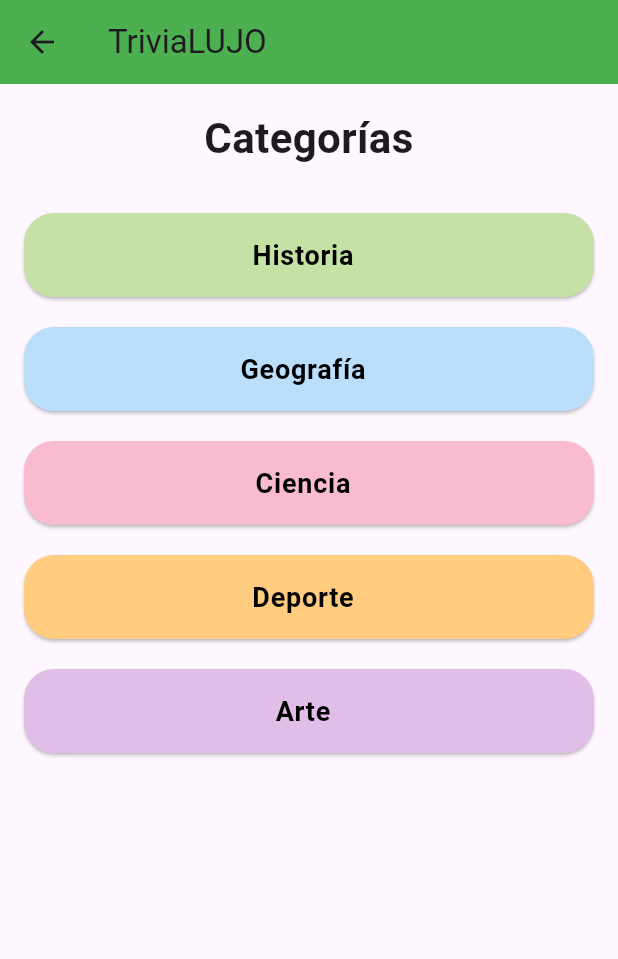
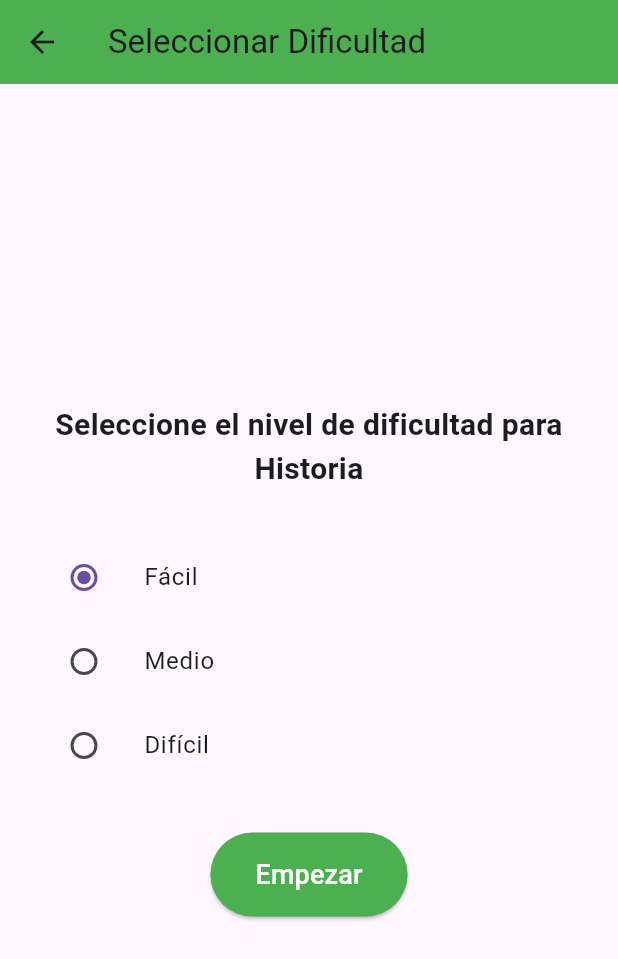
Before and after one commit to Sluu05/Proyecto_Final_LP, a Flutter app: the CategoriesScreen screen opened directly, after a tap on "Historia", on a phone screen of 412 x 824 dp. Shown: the top 959 px of the screen. Run offline on Flutter 3.47's test engine with Material 3 defaults, Android fonts, the phone set to English and light mode, and no system bars.

Commit message:
agregando pantallas y actualizando las demas

```diff
--- a/lib/Screens/CategoriesScreen.dart
+++ b/lib/Screens/CategoriesScreen.dart
@@ -1,4 +1,44 @@
 import 'package:flutter/material.dart';
+import 'dificulty_selecction.dart';
+
+
+class CategoryButton extends StatelessWidget {
+  final String categoryName;
+  final Color color;
+
+  CategoryButton({required this.categoryName, required this.color});
+
+  @override
+  Widget build(BuildContext context) {
+    return Container(
+      margin: EdgeInsets.symmetric(vertical: 8),
+      child: ElevatedButton(
+        style: ElevatedButton.styleFrom(
+          backgroundColor: color,
+          padding: EdgeInsets.symmetric(vertical: 20),
+          shape: RoundedRectangleBorder(
+            borderRadius: BorderRadius.circular(30),
+          ),
+        ),
+        onPressed: () {
+          Navigator.push(
+            context,
+            MaterialPageRoute(
+              builder: (context) => DifficultySelectionScreen(
+                category: categoryName,
+              ),
+            ),
+          );
+        },
+        child: Text(
+          categoryName,
+          style: TextStyle(fontSize: 20, color: Colors.black),
+        ),
+      ),
+    );
+  }
+}
+
 
 class CategoriesScreen extends StatelessWidget {
   final List<String> categories = [
@@ -31,27 +71,9 @@ class CategoriesScreen extends StatelessWidget {
               child: ListView.builder(
                 itemCount: categories.length,
                 itemBuilder: (context, index) {
-                  return Card(
-                    margin: EdgeInsets.symmetric(vertical: 10),
-                    shape: RoundedRectangleBorder(
-                      borderRadius: BorderRadius.circular(20),
-                    ),
+                   return CategoryButton(
+                    categoryName: categories[index],
                     color: _getCategoryColor(index),
-                    child: ListTile(
-                      title: Center(
-                        child: Text(
-                          categories[index],
-                          style: TextStyle(
-                            fontSize: 18,
-                            fontWeight: FontWeight.bold,
-                            color: Colors.black,
-                          ),
-                        ),
-                      ),
-                      onTap: () {
-                        //Apartado de navegaciones
-                      },
-                    ),
                   );
                 },
               ),
@@ -79,33 +101,3 @@ class CategoriesScreen extends StatelessWidget {
     }
   }
 }
-
-class CategoryButton extends StatelessWidget {
-  final String categoryName;
-  final Color color;
-
-  CategoryButton({required this.categoryName, required this.color});
-
-  @override
-  Widget build(BuildContext context) {
-    return Container(
-      margin: EdgeInsets.symmetric(vertical: 8),
-      child: ElevatedButton(
-        style: ElevatedButton.styleFrom(
-          backgroundColor: color,
-          padding: EdgeInsets.symmetric(vertical: 20),
-          shape: RoundedRectangleBorder(
-            borderRadius: BorderRadius.circular(30),
-          ),
-        ),
-        onPressed: () {
-          // Navegar
-        },
-        child: Text(
-          categoryName,
-          style: TextStyle(fontSize: 20, color: Colors.black),
-        ),
-      ),
-    );
-  }
-}
--- a/lib/Screens/HomeScreen.dart
+++ b/lib/Screens/HomeScreen.dart
@@ -32,7 +32,7 @@ class HomeScreen extends StatelessWidget {
                 );
               },
               child: Text(
-                'Comenzar',
+                'Juguemos',
                 style: TextStyle(fontSize: 20, color: Colors.white),
               ),
             ),
--- /dev/null
+++ b/lib/Screens/dificulty_selecction.dart
@@ -0,0 +1,100 @@
+import 'package:flutter/material.dart';
+import 'QuestionsScreen.dart';
+
+class DifficultySelectionScreen extends StatefulWidget {
+  final String category;
+
+  DifficultySelectionScreen({required this.category});
+
+  @override
+  _DifficultySelectionScreenState createState() => _DifficultySelectionScreenState();
+}
+
+class _DifficultySelectionScreenState extends State<DifficultySelectionScreen> {
+  String selectedDifficulty = 'easy';
+
+  @override
+  Widget build(BuildContext context) {
+    return Scaffold(
+      appBar: AppBar(
+        title: Text('Seleccionar Dificultad'),
+        backgroundColor: Colors.green,
+      ),
+      body: Padding(
+        padding: const EdgeInsets.all(16.0),
+        child: Column(
+          mainAxisAlignment: MainAxisAlignment.center,
+          children: [
+            Text(
+              'Seleccione el nivel de dificultad para ${widget.category}',
+              style: TextStyle(fontSize: 20, fontWeight: FontWeight.bold),
+              textAlign: TextAlign.center,
+            ),
+            SizedBox(height: 30),
+            ListTile(
+              title: Text('Fácil'),
+              leading: Radio<String>(
+                value: 'easy',
+                groupValue: selectedDifficulty,
+                onChanged: (value) {
+                  setState(() {
+                    selectedDifficulty = value!;
+                  });
+                },
+              ),
+            ),
+            ListTile(
+              title: Text('Medio'),
+              leading: Radio<String>(
+                value: 'medium',
+                groupValue: selectedDifficulty,
+                onChanged: (value) {
+                  setState(() {
+                    selectedDifficulty = value!;
+                  });
+                },
+              ),
+            ),
+            ListTile(
+              title: Text('Difícil'),
+              leading: Radio<String>(
+                value: 'hard',
+                groupValue: selectedDifficulty,
+                onChanged: (value) {
+                  setState(() {
+                    selectedDifficulty = value!;
+                  });
+                },
+              ),
+            ),
+            SizedBox(height: 30),
+            ElevatedButton(
+              style: ElevatedButton.styleFrom(
+                padding: EdgeInsets.symmetric(vertical: 15, horizontal: 30),
+                shape: RoundedRectangleBorder(
+                  borderRadius: BorderRadius.circular(30),
+                ),
+                backgroundColor: Colors.green,
+              ),
+              onPressed: () {
+                Navigator.push(
+                  context,
+                  MaterialPageRoute(
+                    builder: (context) => QuestionScreen(
+                      category: widget.category,
+                      difficulty: selectedDifficulty,
+                    ),
+                  ),
+                );
+              },
+              child: Text(
+                'Empezar',
+                style: TextStyle(fontSize: 18, color: Colors.white),
+              ),
+            ),
+          ],
+        ),
+      ),
+    );
+  }
+}
--- a/pubspec.yaml
+++ b/pubspec.yaml
@@ -30,6 +30,7 @@ environment:
 dependencies:
   flutter:
     sdk: flutter
+  http: ^0.13.3
 
 
   # The following adds the Cupertino Icons font to your application.
```
Also changed, not shown: lib/Screens/QuestionsScreen.dart (added, +120 -0 lines), pubspec.lock.
